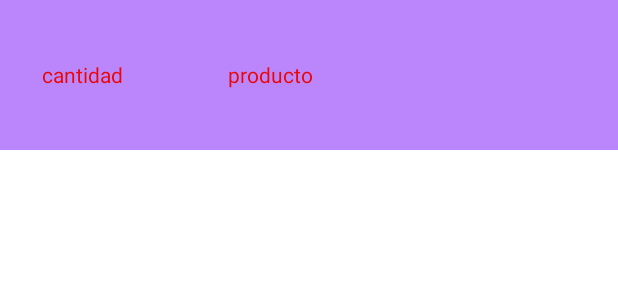
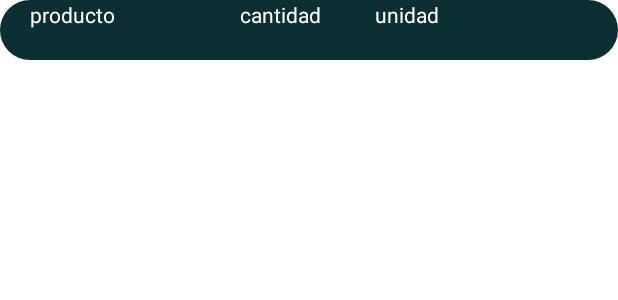
Before and after one commit to mariajosesimon/ProyectoDIMJoseSimon, an Android app: the layout item_producto.xml on its own in the app's theme, with its tools: preview values and no code run, on a phone screen of 412 x 824 dp. Shown: the top 300 px of the screen. Run offline under Robolectric (Android 15) with nearby library versions, the light colour scheme and no system bars.

Commit message:
Producto + cantidad + unidad = ok

```diff
--- a/app/src/main/java/com/example/proyectodimjosesimon/Adaptador.kt
+++ b/app/src/main/java/com/example/proyectodimjosesimon/Adaptador.kt
@@ -3,6 +3,7 @@ package com.example.proyectodimjosesimon
 import android.view.LayoutInflater
 import android.view.View
 import android.view.ViewGroup
+import android.widget.RadioButton
 import android.widget.TextView
 import androidx.core.os.bundleOf
 import androidx.navigation.findNavController
@@ -16,13 +17,14 @@ class Adaptador(var listaCompra: List<Producto>, val actividad: MainActivity) :
 
         var txtnombre: TextView
         var txtCantidad: TextView
+        var txtUnidad: TextView
 
         var posicion: Int =0
 
         init {
             txtnombre = v.findViewById(R.id.idProducto)
             txtCantidad = v.findViewById(R.id.idCantidad)
-
+            txtUnidad = v.findViewById(R.id.idUnidad)
             posicion = 0
             v.setOnClickListener {
 
@@ -43,6 +45,7 @@ class Adaptador(var listaCompra: List<Producto>, val actividad: MainActivity) :
         holder.posicion = listaCompra[position].id
         holder.txtnombre.text = listaCompra[position].nombre
         holder.txtCantidad.text = listaCompra[position].cantidad.toString()
+        holder.txtUnidad.text = listaCompra[position].tipoUnidad
 
 
 
--- a/app/src/main/java/com/example/proyectodimjosesimon/DAOProducto.kt
+++ b/app/src/main/java/com/example/proyectodimjosesimon/DAOProducto.kt
@@ -11,8 +11,6 @@ interface DAOProducto {
     @Query("select * from tabla_productos where id like :id")
     fun BuscarPorId(id: Int): Flow<Producto>
 
-
-
     @Insert(onConflict = OnConflictStrategy.IGNORE)
     suspend fun Insertar(prod: Producto)
 
--- a/app/src/main/java/com/example/proyectodimjosesimon/Producto.kt
+++ b/app/src/main/java/com/example/proyectodimjosesimon/Producto.kt
@@ -10,6 +10,7 @@ data class Producto(
         @PrimaryKey(autoGenerate = true) var id: Int = 0,
         @NotNull @ColumnInfo(name = "nombre") var nombre: String = "",
         @ColumnInfo(name = "cantidad") var cantidad: Int,
+        @ColumnInfo(name = "tipounidad") var tipoUnidad: String = ""
 
 
 
--- a/app/src/main/res/layout/item_producto.xml
+++ b/app/src/main/res/layout/item_producto.xml
@@ -2,20 +2,20 @@
 <androidx.constraintlayout.widget.ConstraintLayout xmlns:android="http://schemas.android.com/apk/res/android"
     xmlns:app="http://schemas.android.com/apk/res-auto"
     android:layout_width="match_parent"
-    android:layout_height="100dp"
+    android:layout_height="40dp"
     android:layout_marginBottom="2dp"
-    android:background="@color/purple_200">
+    android:background="@drawable/bordes_redondos">
 
 
     <TextView
         android:id="@+id/idProducto"
         android:layout_width="140dp"
-        android:layout_height="60dp"
-        android:layout_marginStart="110dp"
+        android:layout_height="40dp"
+        android:layout_marginStart="20dp"
         android:layout_marginTop="40dp"
         android:text="@string/producto"
-        android:textAlignment="center"
-        android:textColor="#EA0707"
+
+        android:textColor="@color/white"
         app:layout_constraintBottom_toBottomOf="parent"
         app:layout_constraintStart_toStartOf="parent"
         />
@@ -23,12 +23,24 @@
     <TextView
         android:id="@+id/idCantidad"
         android:layout_width="70dp"
-        android:layout_height="60dp"
-        android:layout_marginStart="20dp"
+        android:layout_height="40dp"
+        android:layout_marginStart="160dp"
         android:layout_marginTop="20dp"
         android:text="@string/cantidad"
-        android:textAlignment="center"
-        android:textColor="#EA0707"
+
+        android:textColor="@color/white"
+        app:layout_constraintBottom_toBottomOf="parent"
+        app:layout_constraintStart_toStartOf="parent"
+        />
+    <TextView
+        android:id="@+id/idUnidad"
+        android:layout_width="70dp"
+        android:layout_height="40dp"
+        android:layout_marginStart="250dp"
+        android:layout_marginTop="20dp"
+        android:text="@string/unidad"
+
+        android:textColor="@color/white"
         app:layout_constraintBottom_toBottomOf="parent"
         app:layout_constraintStart_toStartOf="parent"
         />
--- a/app/src/main/res/values/ids.xml
+++ b/app/src/main/res/values/ids.xml
@@ -2,4 +2,5 @@
 <resources>
     <item name="txtProducto" type="id" />
     <item name="txtCantidad" type="id" />
+
 </resources>
--- a/app/src/main/res/values/strings.xml
+++ b/app/src/main/res/values/strings.xml
@@ -32,4 +32,5 @@
     <string name="a_adir_a_mi_compra">AÑADIR A MI COMPRA</string>
     <string name="modificar_el_producto">MODIFICAR EL PRODUCTO</string>
     <string name="eliminar_de_mi_compra">ELIMINAR DE MI COMPRA</string>
+    <string name="unidad">unidad</string>
 </resources>
```
Also changed, not shown: app/src/main/java/com/example/proyectodimjosesimon/ThirdFragment.kt (+54 -11 lines), app/src/main/res/layout/fragment_third.xml (+53 -22 lines).
